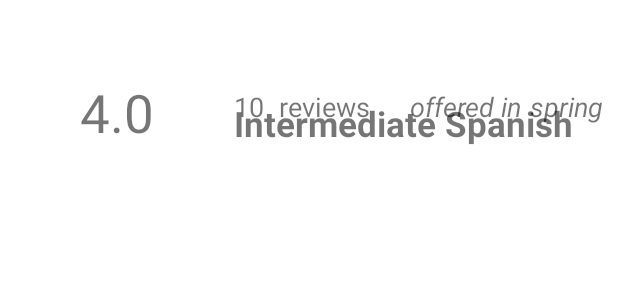
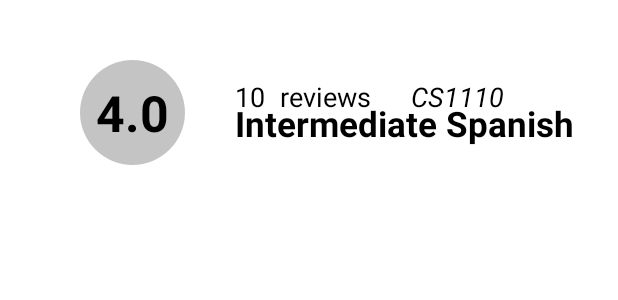
Before and after one commit to osman-alidu/coursebud, an Android app: the layout course_cell.xml on its own in the app's theme, with its tools: preview values and no code run, on a phone screen of 412 x 824 dp. Shown: the top 300 px of the screen. Run offline under Robolectric (Android 15) with nearby library versions, the light colour scheme and no system bars.

Commit message:
Revised the recycler view

```diff
--- a/app/src/main/java/com/example/coursebud/Course.kt
+++ b/app/src/main/java/com/example/coursebud/Course.kt
@@ -1,3 +1,3 @@
 package com.example.coursebud
 
-data class Course(val rating:String, val courseName:String, val reviewNumber:String, val semester:String)
+data class Course(val rating:String, val courseName:String, val reviewNumber:String, val code:String)
--- a/app/src/main/java/com/example/coursebud/CourseAdapter.kt
+++ b/app/src/main/java/com/example/coursebud/CourseAdapter.kt
@@ -16,8 +16,7 @@ class CourseAdapter(private val courses: List<Course>) : RecyclerView.Adapter<Co
         val courseName : TextView = itemView.findViewById(R.id.courseName)
         val reviewNumber : TextView = itemView.findViewById(R.id.review_number)
         val reviews : TextView = itemView.findViewById(R.id.reviews)
-        val offeredIn : TextView = itemView.findViewById(R.id.offeredIn)
-        val semester : TextView = itemView.findViewById(R.id.semester)
+        val code : TextView = itemView.findViewById(R.id.code)
 
     }
 
@@ -32,8 +31,7 @@ class CourseAdapter(private val courses: List<Course>) : RecyclerView.Adapter<Co
         holder.courseName.text = course.courseName
         holder.reviewNumber.text = course.reviewNumber
         holder.reviews.text = "reviews"
-        holder.offeredIn.text = "offered in"
-        holder.semester.text = course.semester
+        holder.code.text = course.code
 
     }
 
--- /dev/null
+++ b/app/src/main/res/drawable/circle.xml
@@ -0,0 +1,12 @@
+<?xml version="1.0" encoding="utf-8"?>
+<shape
+    xmlns:android="http://schemas.android.com/apk/res/android"
+    android:shape="oval">
+
+    <solid
+        android:color="#C4C4C4"/>
+
+    <size
+        android:width="70dp"
+        android:height="70dp"/>
+</shape>
--- a/app/src/main/res/layout/course_cell.xml
+++ b/app/src/main/res/layout/course_cell.xml
@@ -10,7 +10,11 @@
         android:layout_width="wrap_content"
         android:layout_height="wrap_content"
         android:text="4.0"
-        android:textSize="35dp"
+        android:textSize="33dp"
+        android:textColor="@color/black"
+        android:textStyle="bold"
+        android:gravity="center"
+        android:background="@drawable/circle"
         android:layout_marginStart="80px"
         app:layout_constraintBottom_toBottomOf="parent"
         app:layout_constraintTop_toTopOf="parent"
@@ -22,8 +26,9 @@
         android:layout_height="wrap_content"
         android:text="Intermediate Spanish"
         android:textSize="23dp"
+        android:textColor="@color/black"
         android:textStyle="bold"
-        android:layout_marginStart="80px"
+        android:layout_marginStart="50px"
         android:layout_marginTop="100px"
         app:layout_constraintTop_toTopOf="parent"
         app:layout_constraintStart_toEndOf="@id/rating"/>
@@ -33,9 +38,10 @@
         android:layout_width="wrap_content"
         android:layout_height="wrap_content"
         android:text="10"
+        android:textColor="@color/black"
         android:textSize="18dp"
-        android:layout_marginStart="80px"
-        android:layout_marginBottom="100px"
+        android:layout_marginStart="50px"
+        android:layout_marginBottom="110px"
         app:layout_constraintBottom_toBottomOf="parent"
         app:layout_constraintStart_toEndOf="@id/rating"/>
 
@@ -44,34 +50,24 @@
         android:layout_width="wrap_content"
         android:layout_height="wrap_content"
         android:text="reviews"
+        android:textColor="@color/black"
         android:textSize="18dp"
-        android:layout_marginBottom="100px"
+        android:layout_marginBottom="110px"
         android:layout_marginStart="15px"
         app:layout_constraintBottom_toBottomOf="parent"
         app:layout_constraintStart_toEndOf="@id/review_number"/>
 
     <TextView
-        android:id="@+id/offeredIn"
+        android:id="@+id/code"
         android:layout_width="wrap_content"
         android:layout_height="wrap_content"
-        android:text="offered in"
+        android:text="CS1110"
+        android:textColor="@color/black"
         android:textSize="18dp"
         android:textStyle="italic"
-        android:layout_marginBottom="100px"
+        android:layout_marginBottom="110px"
         android:layout_marginStart="40px"
         app:layout_constraintBottom_toBottomOf="parent"
         app:layout_constraintStart_toEndOf="@+id/reviews" />
 
-    <TextView
-        android:id="@+id/semester"
-        android:layout_width="wrap_content"
-        android:layout_height="wrap_content"
-        android:text="spring"
-        android:textSize="18dp"
-        android:textStyle="italic"
-        android:layout_marginBottom="100px"
-        android:layout_marginStart="8px"
-        app:layout_constraintBottom_toBottomOf="parent"
-        app:layout_constraintStart_toEndOf="@+id/offeredIn" />
-
 </androidx.constraintlayout.widget.ConstraintLayout>
```
Also changed, not shown: app/src/main/java/com/example/coursebud/CourseListActivity.kt (+7 -7 lines).
